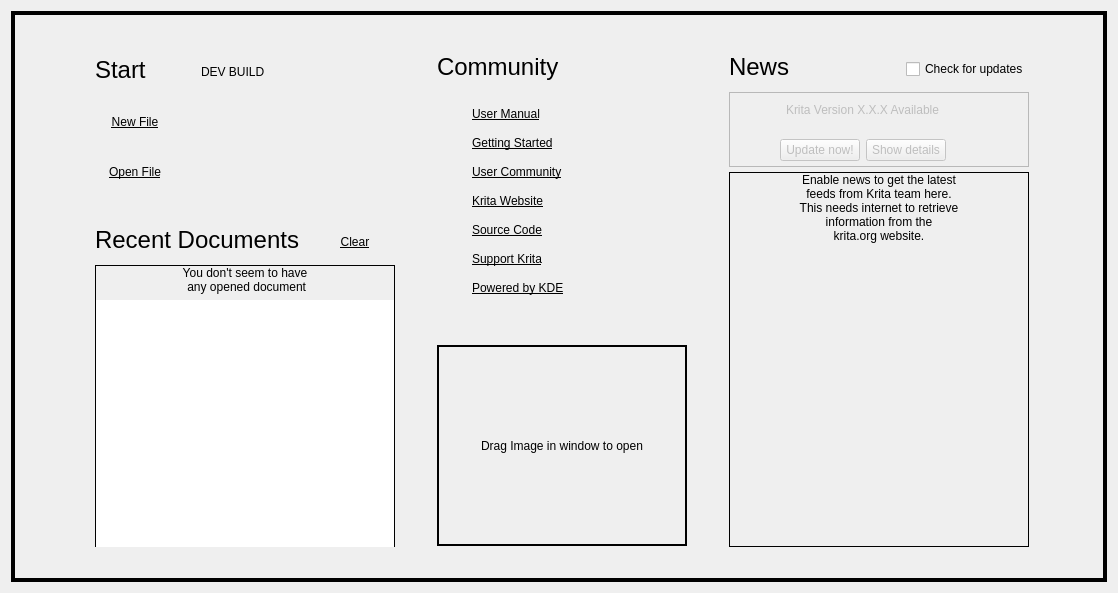
The window that libs/ui/forms/KisWelcomePage.ui (KDE/krita) describes before a commit, drawn with Qt 5.
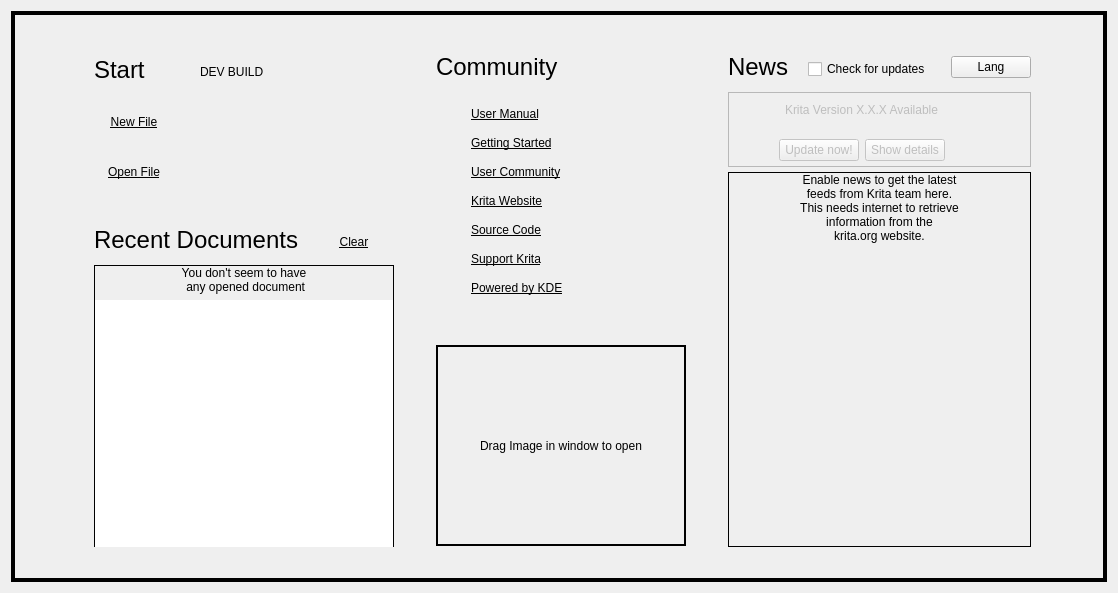
The same window after the commit. Custom widgets are drawn as their Qt base class.

Commit message:
Enable localized news on welcome widget with language selection
The language list is currently hard-coded with a list of languages in
which the news items should be regularly translated into as of
2020-11-07.

```diff
--- a/libs/ui/forms/KisWelcomePage.ui
+++ b/libs/ui/forms/KisWelcomePage.ui
@@ -1484,6 +1484,13 @@
              </item>
             </layout>
            </item>
+           <item>
+           <widget class="QPushButton" name="btnNewsLang">
+           <property name="text">
+           <string comment="News language selection">Lang</string>
+           </property>
+           </widget>
+           </item>
           </layout>
          </item>
          <item>
```
The commit also changes 4 other files.
